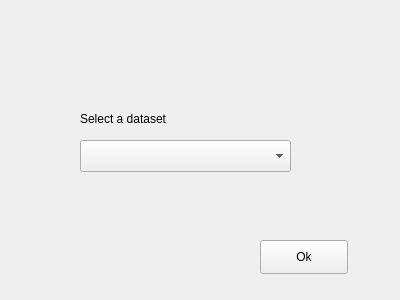
Qt form src/balticaims/interfaces/select_dataset.ui (bcdev/balticaims-qgis) before a commit.
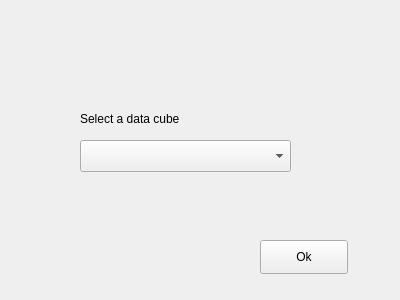
The same form after that commit.

Commit message: Use "data cube" instead of "dataset"

Patch:
```diff
--- a/src/balticaims/interfaces/select_dataset.ui
+++ b/src/balticaims/interfaces/select_dataset.ui
@@ -33,7 +33,7 @@
     </rect>
    </property>
    <property name="text">
-    <string>Select a dataset</string>
+    <string>Select a data cube</string>
    </property>
   </widget>
   <widget class="QPushButton" name="okayButton">
```
Left out of the diff: 4 changed lines with no effect on the pictures. The commit also changes 5 other files.
